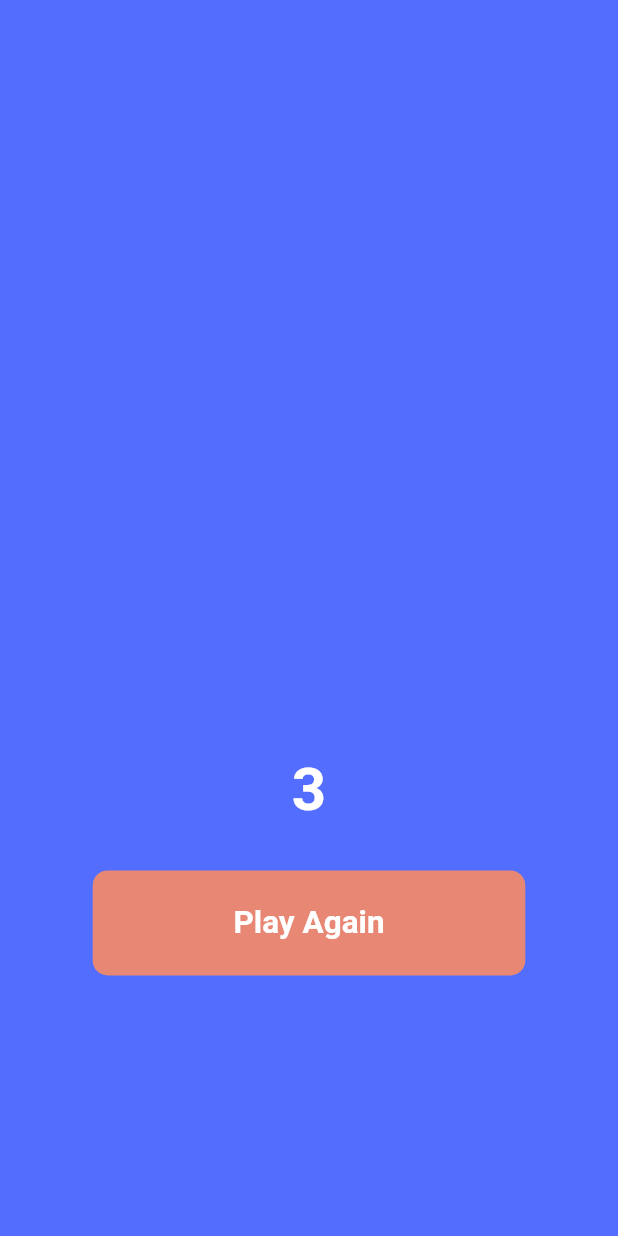
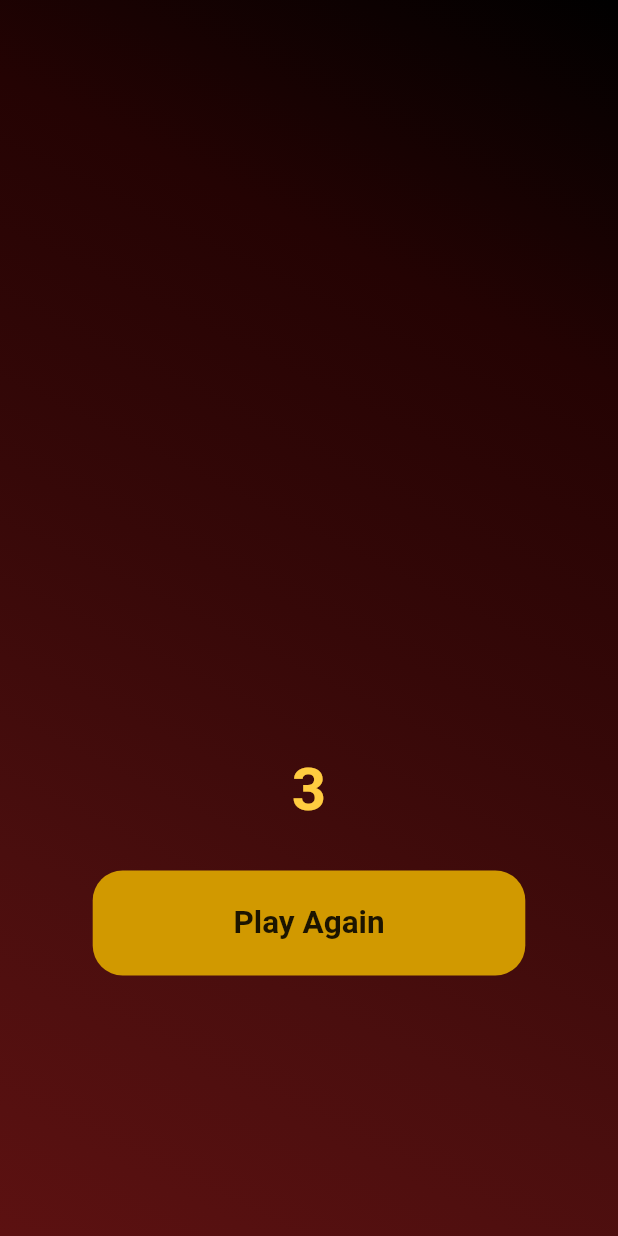
Before and after one commit to barbie-in-tech/RockPaperScissors, a Flutter app: the screen it shows after launch, on a phone screen of 412 x 824 dp. Run offline on Flutter 3.47's test engine with Material 2 defaults, Android fonts, the phone set to English and light mode, and no system bars.

Commit message:
updated frontend

```diff
--- a/lib/main.dart
+++ b/lib/main.dart
@@ -43,7 +43,26 @@ class _MainAppState extends State<MainApp> {
   Widget build(BuildContext context) {
     return Scaffold(
       body: Container(
-        color: Colors.indigoAccent,
+        decoration: BoxDecoration(
+          gradient: LinearGradient(
+              begin: Alignment.bottomLeft,
+              end: Alignment.topRight,
+              colors: [
+//                Color(0xff27368f),
+//                Color(0xff27468f),
+//                Color(0xff27548f),
+//
+//                Color(0xff27468f),
+//                Color(0xff27368f)
+
+                Color(0xff5c1111),
+
+                Color(0xff4a0e0e),
+                Color(0xff360808),
+                Color(0xff240303),
+                Color(0xff000000)
+              ]),
+        ),
         child: Center(
           child: Column(
             mainAxisAlignment: MainAxisAlignment.center,
@@ -64,7 +83,7 @@ class _MainAppState extends State<MainApp> {
               Text(
                 '$counter',
                 style: TextStyle(
-                  color: Colors.white,
+                  color: Color(0xffffcc40),
                   fontSize: 40.0,
                   fontWeight: FontWeight.bold,
                 ),
@@ -83,8 +102,8 @@ class _MainAppState extends State<MainApp> {
                   height: MediaQuery.of(context).size.height * 0.085,
                   width: MediaQuery.of(context).size.width * 0.7,
                   decoration: BoxDecoration(
-                    borderRadius: BorderRadius.circular(10.0),
-                    color: Color(0xffe88774),
+                    borderRadius: BorderRadius.circular(20.0),
+                    color: Color(0xffd19900),
                   ),
                   margin: EdgeInsets.only(top: 10.0),
                   child: Center(
@@ -93,9 +112,7 @@ class _MainAppState extends State<MainApp> {
                       textScaleFactor: 1.5,
                       textAlign: TextAlign.center,
                       style: TextStyle(
-                        fontWeight: FontWeight.bold,
-                        color: Colors.white,
-                      ),
+                          fontWeight: FontWeight.bold, color: Colors.black87),
                     ),
                   ),
                 ),
```
